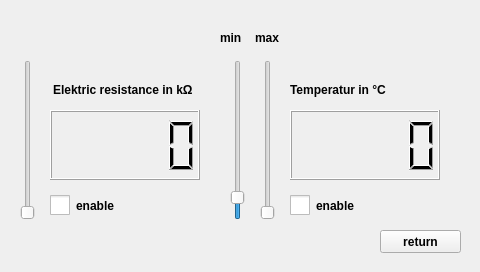
First picture: the form in changeauto.ui, repository 3semesterprojekt/DevKitsoftware, before the edit.
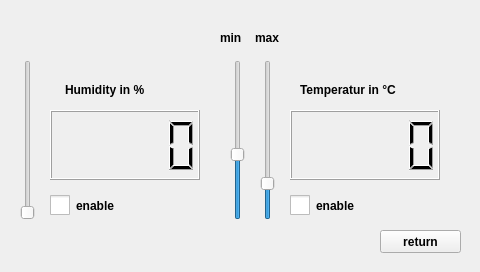
Second picture: the form after the edit.

Patch:
```diff
--- a/changeauto.ui
+++ b/changeauto.ui
@@ -95,7 +95,7 @@
   <widget class="QLabel" name="templabel">
    <property name="geometry">
     <rect>
-     <x>290</x>
+     <x>300</x>
      <y>70</y>
      <width>161</width>
      <height>40</height>
@@ -114,7 +114,7 @@
   <widget class="QLabel" name="label">
    <property name="geometry">
     <rect>
-     <x>53</x>
+     <x>65</x>
      <y>70</y>
      <width>171</width>
      <height>40</height>
@@ -127,7 +127,7 @@
     </font>
    </property>
    <property name="text">
-    <string>Elektric resistance in kΩ</string>
+    <string>Humidity in %</string>
    </property>
   </widget>
   <widget class="QSlider" name="mintempSlider">
@@ -145,6 +145,12 @@
    <property name="styleSheet">
     <string notr="true"/>
    </property>
+   <property name="minimum">
+    <number>-10</number>
+   </property>
+   <property name="maximum">
+    <number>40</number>
+   </property>
    <property name="sliderPosition">
     <number>10</number>
    </property>
@@ -214,6 +220,12 @@
    <property name="styleSheet">
     <string notr="true"/>
    </property>
+   <property name="minimum">
+    <number>-10</number>
+   </property>
+   <property name="maximum">
+    <number>40</number>
+   </property>
    <property name="orientation">
     <enum>Qt::Vertical</enum>
    </property>
```
Left out of the diff: 3 changed lines with no effect on the pictures.
